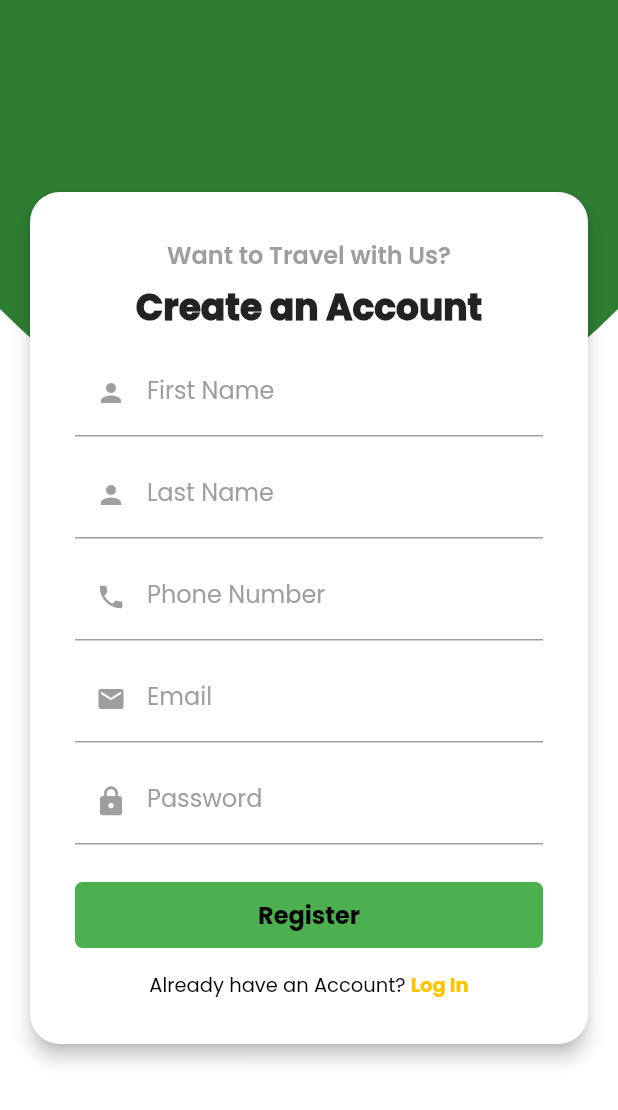
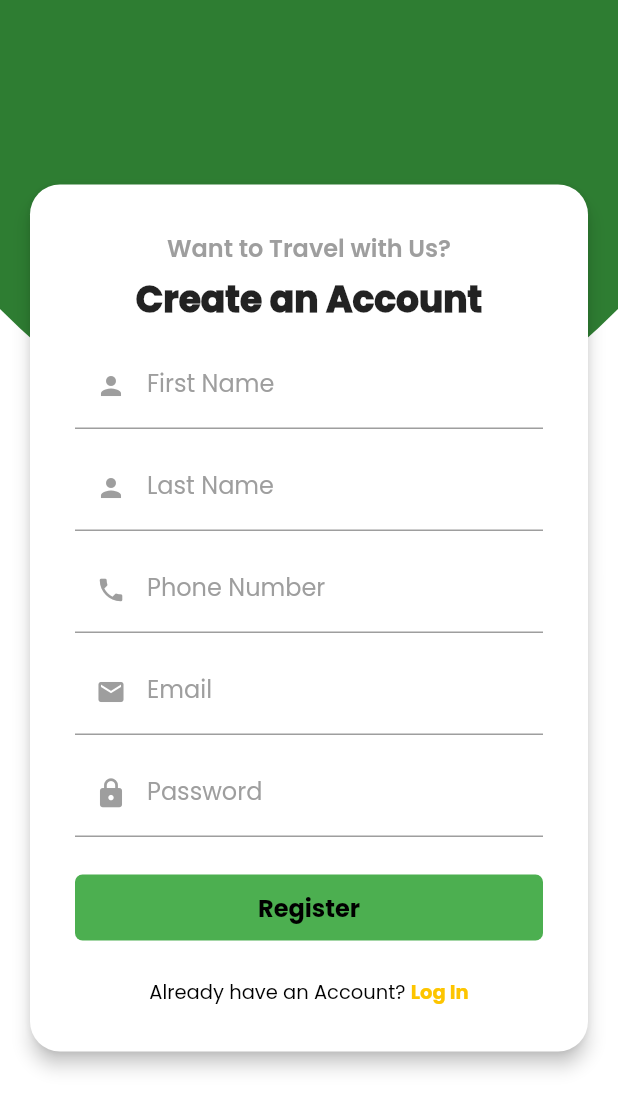
Before and after one commit to eenlpe1/Naga-Yon, a Flutter app: the RegisterScreen screen opened directly, after a tap on "Register", on a phone screen of 412 x 824 dp. Shown: the top 1110 px of the screen. Run offline on Flutter 3.47's test engine with Material 2 defaults, Android fonts, the phone set to English and light mode, and no system bars; network calls fail.

Commit message:
Update registerscreen.dart

```diff
--- a/lib/screens/registerscreen.dart
+++ b/lib/screens/registerscreen.dart
@@ -1,9 +1,9 @@
+import 'package:finalproject/screens/loginscreen.dart';
 import 'package:flutter/material.dart';
 import 'package:http/http.dart' as http;
 import 'dart:convert';
 
 import '../components/design_shape.dart';
-import '../screens/loginscreen.dart';
 
 class RegisterScreen extends StatefulWidget {
   const RegisterScreen({super.key});
@@ -13,16 +13,15 @@ class RegisterScreen extends StatefulWidget {
 }
 
 class _RegisterScreenState extends State<RegisterScreen> {
-  final firstName = TextEditingController();
-  final lastName = TextEditingController();
-  final phoneNumber = TextEditingController();
-  final email = TextEditingController();
-  final password = TextEditingController();
+  final TextEditingController firstName = TextEditingController();
+  final TextEditingController lastName = TextEditingController();
+  final TextEditingController phoneNumber = TextEditingController();
+  final TextEditingController email = TextEditingController();
+  final TextEditingController password = TextEditingController();
 
   Future<void> sendData() async {
     final response = await http.post(
-      Uri.parse(
-          'https://ncfnagayon-api.000webhostapp.com/api/nagayon/register'),
+      Uri.parse('https://ncfnagayon-api.000webhostapp.com/api/nagayon/register'),
       headers: <String, String>{
         'Content-Type': 'application/json; charset=UTF-8',
       },
@@ -38,17 +37,12 @@ class _RegisterScreenState extends State<RegisterScreen> {
     if (response.statusCode == 200) {
       // Data sent successfully
       final snackBar = SnackBar(
-        content: const Text(
-          'Your account has been successfully created',
-          style: TextStyle(fontWeight: FontWeight.w700),
-        ),
+        content: const Text('Your account has been successfully created'),
         backgroundColor: Colors.green,
         behavior: SnackBarBehavior.floating,
-        duration: const Duration(seconds: 10),
+        duration: const Duration(seconds: 5),
         action: SnackBarAction(
           label: 'Login',
-          textColor: Colors.black,
-          // Navigate to Login Screen
           onPressed: () {
             Navigator.pushReplacement(
               context,
@@ -62,13 +56,10 @@ class _RegisterScreenState extends State<RegisterScreen> {
     } else {
       // Error sending data
       const snackBar = SnackBar(
-        content: Text(
-          'Account already exists',
-          style: TextStyle(fontWeight: FontWeight.w700),
-        ),
+        content: Text('Account already exists'),
         backgroundColor: Colors.red,
-        behavior: SnackBarBehavior.floating,
-        duration: Duration(seconds: 5),
+        behavior: SnackBarBehavior.fixed,
+        duration: Duration(seconds: 2),
       );
       // ignore: use_build_context_synchronously
       ScaffoldMessenger.of(context).showSnackBar(snackBar);
@@ -82,6 +73,7 @@ class _RegisterScreenState extends State<RegisterScreen> {
       child: CustomPaint(
         painter: CurveShape(),
         child: Scaffold(
+          resizeToAvoidBottomInset: false,
           backgroundColor: Colors.transparent,
           body: Center(
             child: Card(
@@ -113,6 +105,7 @@ class _RegisterScreenState extends State<RegisterScreen> {
                     ),
                     const SizedBox(height: 10),
                     TextFormField(
+                      controller: firstName,
                       decoration: const InputDecoration(
                           labelText: 'First Name',
                           prefixIcon: Icon(Icons.person,
@@ -129,10 +122,11 @@ class _RegisterScreenState extends State<RegisterScreen> {
                           ),
                           contentPadding: EdgeInsets.symmetric(
                               vertical: 10.0, horizontal: 10.0)),
-                      controller: firstName,
+                      // controller: email,
                     ),
                     const SizedBox(height: 10),
                     TextFormField(
+                      controller: lastName,
                       decoration: const InputDecoration(
                           labelText: 'Last Name',
                           prefixIcon: Icon(Icons.person,
@@ -149,10 +143,12 @@ class _RegisterScreenState extends State<RegisterScreen> {
                           ),
                           contentPadding: EdgeInsets.symmetric(
                               vertical: 10.0, horizontal: 10.0)),
-                      controller: lastName,
+                      // controller: email,
                     ),
                     const SizedBox(height: 10),
                     TextFormField(
+
+                      controller: phoneNumber,
                       decoration: const InputDecoration(
                           labelText: 'Phone Number',
                           prefixIcon:
@@ -169,10 +165,11 @@ class _RegisterScreenState extends State<RegisterScreen> {
                           ),
                           contentPadding: EdgeInsets.symmetric(
                               vertical: 10.0, horizontal: 10.0)),
-                      controller: phoneNumber,
+                      // controller: email,
                     ),
                     const SizedBox(height: 10),
                     TextFormField(
+                      controller: email,
                       decoration: const InputDecoration(
                           labelText: 'Email',
                           prefixIcon:
@@ -189,10 +186,11 @@ class _RegisterScreenState extends State<RegisterScreen> {
                           ),
                           contentPadding: EdgeInsets.symmetric(
                               vertical: 10.0, horizontal: 10.0)),
-                      controller: email,
+                      // controller: email,
                     ),
                     const SizedBox(height: 10),
                     TextFormField(
+                      controller: password,
                       decoration: const InputDecoration(
                           labelText: 'Password',
                           prefixIcon:
@@ -209,7 +207,7 @@ class _RegisterScreenState extends State<RegisterScreen> {
                           ),
                           contentPadding: EdgeInsets.symmetric(
                               vertical: 10.0, horizontal: 10.0)),
-                      controller: password,
+                      // controller: password,
                       obscureText: true,
                     ),
                     const SizedBox(height: 10.0),
@@ -238,6 +236,7 @@ class _RegisterScreenState extends State<RegisterScreen> {
                         ),
                       ),
                     ),
+                    const SizedBox(height: 10.0),
                     Row(
                       mainAxisAlignment: MainAxisAlignment.center,
                       children: [
```
